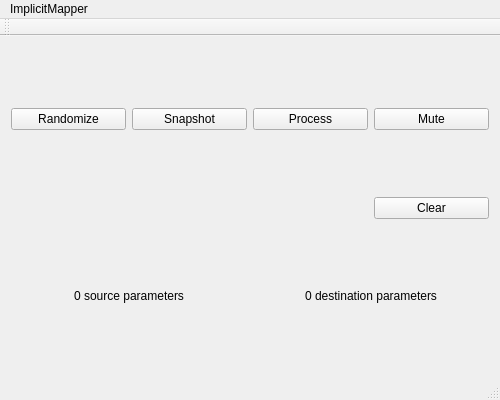
First picture: the form in mainwindow.ui, repository malloch/implicitMapper, before the edit.
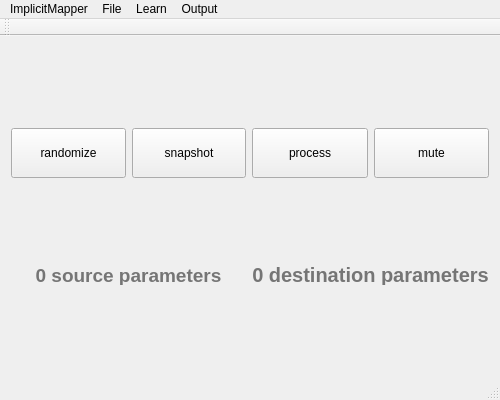
Second picture: the form after the edit.

Commit message: Styled buttons; color snapshot curves

```diff
--- a/mainwindow.ui
+++ b/mainwindow.ui
@@ -38,45 +38,18 @@
    <layout class="QGridLayout" name="gridLayout">
     <item row="0" column="0">
      <widget class="QPushButton" name="randomizeButton">
-      <property name="text">
-       <string>Randomize</string>
-      </property>
-     </widget>
-    </item>
-    <item row="2" column="0" colspan="2">
-     <widget class="QLabel" name="srcLabel">
-      <property name="maximumSize">
+      <property name="minimumSize">
        <size>
-        <width>16777215</width>
-        <height>20</height>
+        <width>0</width>
+        <height>50</height>
        </size>
       </property>
-      <property name="layoutDirection">
-       <enum>Qt::LeftToRight</enum>
-      </property>
       <property name="text">
-       <string>0 source parameters</string>
+       <string>randomize</string>
       </property>
-      <property name="alignment">
-       <set>Qt::AlignCenter</set>
-      </property>
      </widget>
     </item>
-    <item row="0" column="1">
-     <widget class="QPushButton" name="snapshotButton">
-      <property name="text">
-       <string>Snapshot</string>
-      </property>
-     </widget>
-    </item>
-    <item row="0" column="3">
-     <widget class="QPushButton" name="muteButton">
-      <property name="text">
-       <string>Mute</string>
-      </property>
-     </widget>
-    </item>
-    <item row="2" column="2" colspan="2">
+    <item row="1" column="2" colspan="2">
      <widget class="QLabel" name="destLabel">
       <property name="maximumSize">
        <size>
@@ -84,9 +57,20 @@
         <height>20</height>
        </size>
       </property>
+      <property name="font">
+       <font>
+        <family>Arial</family>
+        <pointsize>15</pointsize>
+        <weight>75</weight>
+        <bold>true</bold>
+       </font>
+      </property>
       <property name="layoutDirection">
        <enum>Qt::LeftToRight</enum>
       </property>
+      <property name="styleSheet">
+       <string notr="true">color: rgba(0,0,0,130)</string>
+      </property>
       <property name="text">
        <string>0 destination parameters</string>
       </property>
@@ -95,17 +79,72 @@
       </property>
      </widget>
     </item>
+    <item row="0" column="3">
+     <widget class="QPushButton" name="muteButton">
+      <property name="minimumSize">
+       <size>
+        <width>0</width>
+        <height>50</height>
+       </size>
+      </property>
+      <property name="text">
+       <string>mute</string>
+      </property>
+     </widget>
+    </item>
+    <item row="1" column="0" colspan="2">
+     <widget class="QLabel" name="srcLabel">
+      <property name="maximumSize">
+       <size>
+        <width>16777215</width>
+        <height>20</height>
+       </size>
+      </property>
+      <property name="font">
+       <font>
+        <family>Arial</family>
+        <pointsize>14</pointsize>
+        <weight>75</weight>
+        <bold>true</bold>
+       </font>
+      </property>
+      <property name="layoutDirection">
+       <enum>Qt::LeftToRight</enum>
+      </property>
+      <property name="styleSheet">
+       <string notr="true">color: rgba(0,0,0,130)</string>
+      </property>
+      <property name="text">
+       <string>0 source parameters</string>
+      </property>
+      <property name="alignment">
+       <set>Qt::AlignCenter</set>
+      </property>
+     </widget>
+    </item>
     <item row="0" column="2">
      <widget class="QPushButton" name="processButton">
+      <property name="minimumSize">
+       <size>
+        <width>0</width>
+        <height>50</height>
+       </size>
+      </property>
       <property name="text">
-       <string>Process</string>
+       <string>process</string>
       </property>
      </widget>
     </item>
-    <item row="1" column="3">
-     <widget class="QPushButton" name="clearButton">
+    <item row="0" column="1">
+     <widget class="QPushButton" name="snapshotButton">
+      <property name="minimumSize">
+       <size>
+        <width>0</width>
+        <height>50</height>
+       </size>
+      </property>
       <property name="text">
-       <string>Clear</string>
+       <string>snapshot</string>
       </property>
      </widget>
     </item>
@@ -130,8 +169,40 @@
     <property name="title">
      <string>ImplicitMapper</string>
     </property>
+    <addaction name="actionAbout_ImplicitMapper"/>
+    <addaction name="separator"/>
+    <addaction name="actionPreferences"/>
+   </widget>
+   <widget class="QMenu" name="menuFile">
+    <property name="title">
+     <string>File</string>
+    </property>
+    <addaction name="actionOpen"/>
+    <addaction name="actionOpen_Recent"/>
+    <addaction name="separator"/>
+    <addaction name="actionSave"/>
+   </widget>
+   <widget class="QMenu" name="menuLearn">
+    <property name="title">
+     <string>Learn</string>
+    </property>
+    <addaction name="actionTake_Snapshot"/>
+    <addaction name="separator"/>
+    <addaction name="actionClear_All_Snapshots"/>
+    <addaction name="separator"/>
+    <addaction name="actionProcess"/>
+   </widget>
+   <widget class="QMenu" name="menuOutput">
+    <property name="title">
+     <string>Output</string>
+    </property>
+    <addaction name="actionMute_Output"/>
+    <addaction name="actionRandomize_Output"/>
    </widget>
    <addaction name="menuImplicitMapper"/>
+   <addaction name="menuFile"/>
+   <addaction name="menuLearn"/>
+   <addaction name="menuOutput"/>
   </widget>
   <widget class="QToolBar" name="mainToolBar">
    <attribute name="toolBarArea">
```
Left out of the diff: 56 changed lines with no effect on the pictures. The commit also changes 4 other files.
